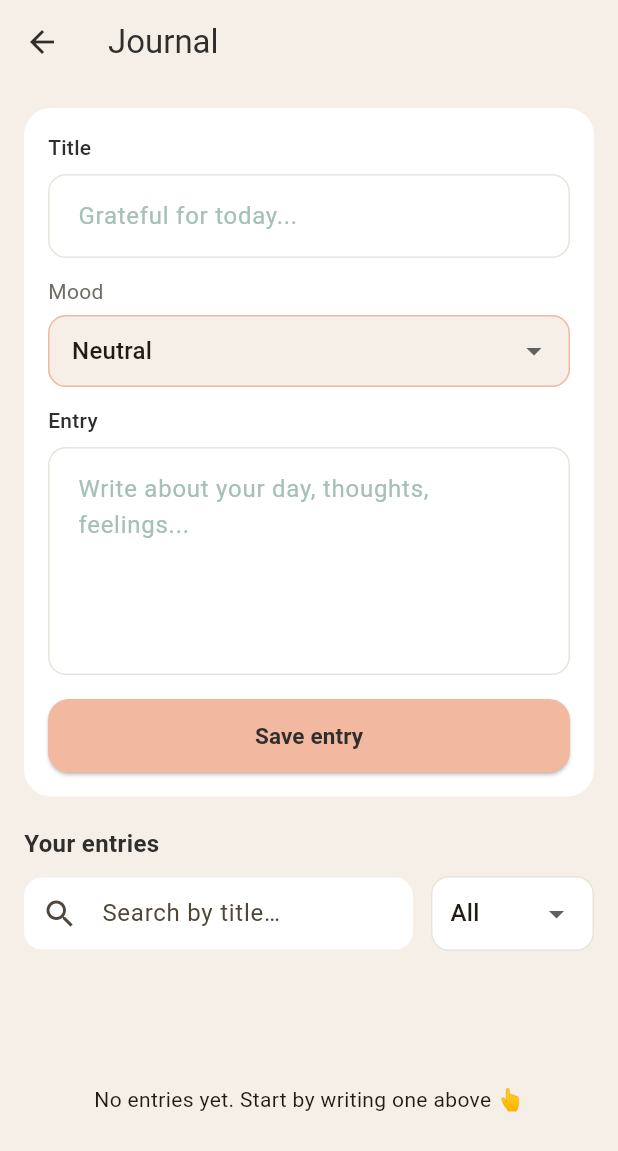
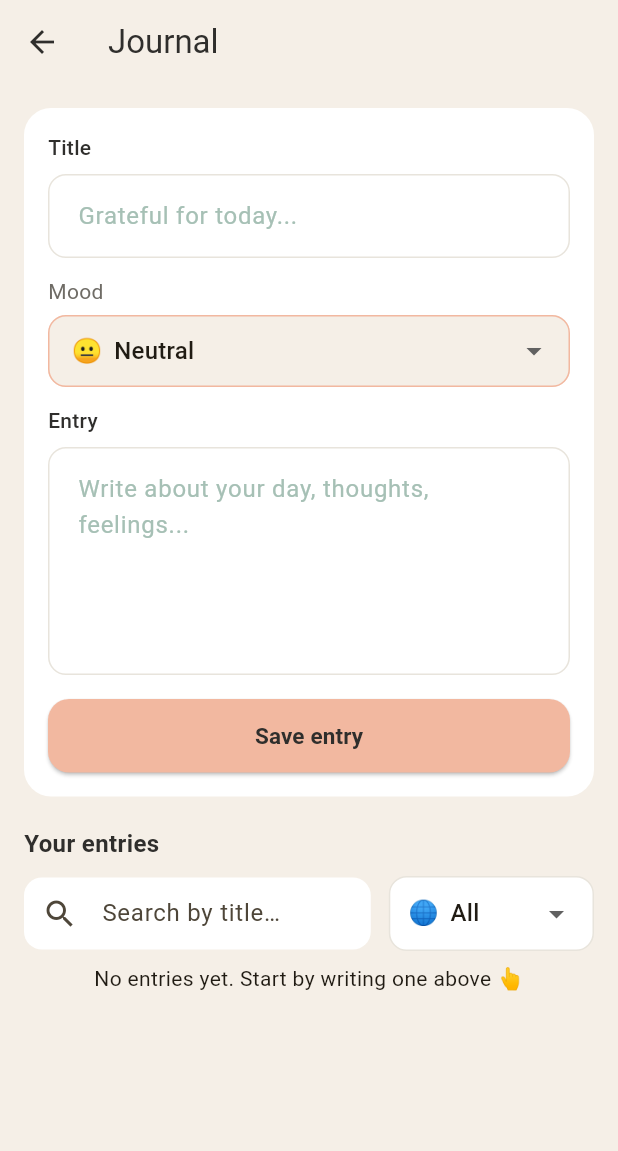
Before and after one commit to sunnypatell/csci4100u-aurora, a Flutter app: the JournalScreen screen opened directly, on a phone screen of 412 x 824 dp. Shown: the top 1151 px of the screen. Run offline on Flutter 3.47's test engine with Material 3 defaults, Android fonts, the phone set to English and light mode, and no system bars; our stand-ins replace cloud_firestore, firebase_auth, firebase_core; accounts and stored records are empty.

Commit message:
chore(journals): entry box overflow fixed, and page now scrollable, added emojis beside different moods

```diff
--- a/aurora_app/lib/screens/journal_screen.dart
+++ b/aurora_app/lib/screens/journal_screen.dart
@@ -61,6 +61,18 @@ class _JournalScreenState extends State<JournalScreen> {
     return DateFormat('MMM d, y • h:mm a').format(local);
   }
 
+  // Reusable mood item widget for dropdowns (emoji + label)
+  static Widget _moodItem(String emoji, String label) {
+    return Row(
+      mainAxisSize: MainAxisSize.min,
+      children: [
+        Text(emoji, style: const TextStyle(fontSize: 16)),
+        const SizedBox(width: 8),
+        Text(label),
+      ],
+    );
+  }
+
   @override
   void dispose() {
     _titleController.dispose();
@@ -118,9 +130,14 @@ class _JournalScreenState extends State<JournalScreen> {
         ),
         iconTheme: const IconThemeData(color: Color(0xFF2F2E2C)),
       ),
+      resizeToAvoidBottomInset: true,
       body: user == null
           ? const Center(child: Text('Please sign in to view your journal'))
-          : Column(
+          : SafeArea(
+              child: SingleChildScrollView(
+                keyboardDismissBehavior: ScrollViewKeyboardDismissBehavior.onDrag,
+                padding: EdgeInsets.only(bottom: MediaQuery.of(context).viewInsets.bottom + 24),
+                child: Column(
               children: [
                 // input card
                 Padding(
@@ -170,16 +187,16 @@ class _JournalScreenState extends State<JournalScreen> {
                             contentPadding:
                                 const EdgeInsets.symmetric(horizontal: 12),
                           ),
-                          items: const [
-                            DropdownMenuItem(value: 'neutral', child: Text('Neutral')),
-                            DropdownMenuItem(value: 'happy', child: Text('Happy')),
-                            DropdownMenuItem(value: 'sad', child: Text('Sad')),
-                            DropdownMenuItem(value: 'anxious', child: Text('Anxious')),
-                            DropdownMenuItem(value: 'angry', child: Text('Angry')),
-                            DropdownMenuItem(value: 'excited', child: Text('Excited')),
-                            DropdownMenuItem(value: 'calm', child: Text('Calm')),
-                            DropdownMenuItem(value: 'tired', child: Text('Tired')),
-                            DropdownMenuItem(value: 'grateful', child: Text('Grateful')),
+                          items: [
+                            DropdownMenuItem(value: 'neutral', child: _moodItem('😐','Neutral')),
+                            DropdownMenuItem(value: 'happy', child: _moodItem('😊','Happy')),
+                            DropdownMenuItem(value: 'sad', child: _moodItem('😢','Sad')),
+                            DropdownMenuItem(value: 'anxious', child: _moodItem('😰','Anxious')),
+                            DropdownMenuItem(value: 'angry', child: _moodItem('😠','Angry')),
+                            DropdownMenuItem(value: 'excited', child: _moodItem('🤩','Excited')),
+                            DropdownMenuItem(value: 'calm', child: _moodItem('😌','Calm')),
+                            DropdownMenuItem(value: 'tired', child: _moodItem('🥱','Tired')),
+                            DropdownMenuItem(value: 'grateful', child: _moodItem('🙏','Grateful')),
                           ],
                           onChanged: (val) {
                             if (val != null) {
@@ -294,17 +311,17 @@ class _JournalScreenState extends State<JournalScreen> {
                               ),
                               child: DropdownButton<String>(
                                 value: _filterMood,
-                                items: const [
-                                  DropdownMenuItem(value: 'all', child: Text('All')),
-                                  DropdownMenuItem(value: 'happy', child: Text('Happy')),
-                                  DropdownMenuItem(value: 'sad', child: Text('Sad')),
-                                  DropdownMenuItem(value: 'anxious', child: Text('Anxious')),
-                                  DropdownMenuItem(value: 'angry', child: Text('Angry')),
-                                  DropdownMenuItem(value: 'excited', child: Text('Excited')),
-                                  DropdownMenuItem(value: 'calm', child: Text('Calm')),
-                                  DropdownMenuItem(value: 'tired', child: Text('Tired')),
-                                  DropdownMenuItem(value: 'grateful', child: Text('Grateful')),
-                                  DropdownMenuItem(value: 'neutral', child: Text('Neutral')),
+                                items: [
+                                  DropdownMenuItem(value: 'all', child: _moodItem('🌐','All')),
+                                  DropdownMenuItem(value: 'happy', child: _moodItem('😊','Happy')),
+                                  DropdownMenuItem(value: 'sad', child: _moodItem('😢','Sad')),
+                                  DropdownMenuItem(value: 'anxious', child: _moodItem('😰','Anxious')),
+                                  DropdownMenuItem(value: 'angry', child: _moodItem('😠','Angry')),
+                                  DropdownMenuItem(value: 'excited', child: _moodItem('🤩','Excited')),
+                                  DropdownMenuItem(value: 'calm', child: _moodItem('😌','Calm')),
+                                  DropdownMenuItem(value: 'tired', child: _moodItem('🥱','Tired')),
+                                  DropdownMenuItem(value: 'grateful', child: _moodItem('🙏','Grateful')),
+                                  DropdownMenuItem(value: 'neutral', child: _moodItem('😐','Neutral')),
                                 ],
                                 onChanged: (v) => setState(() => _filterMood = v ?? 'all'),
                               ),
@@ -316,14 +333,16 @@ class _JournalScreenState extends State<JournalScreen> {
                   ),
                 ),
                 const SizedBox(height: 8),
-                Expanded(
-                  child: StreamBuilder<QuerySnapshot<Map<String, dynamic>>>(
+                // Entire page scrolls; list is non-scrollable inside
+                StreamBuilder<QuerySnapshot<Map<String, dynamic>>>(
                     stream: JournalService.instance.journalEntriesStream(),
                     builder: (context, snapshot) {
                       if (snapshot.connectionState ==
                           ConnectionState.waiting) {
-                        return const Center(
-                            child: CircularProgressIndicator());
+                        return const Padding(
+                          padding: EdgeInsets.only(top: 24.0, bottom: 40.0),
+                          child: Center(child: CircularProgressIndicator()),
+                        );
                       }
                       List<QueryDocumentSnapshot<Map<String, dynamic>>> docs = snapshot.data?.docs ?? [];
 
@@ -351,6 +370,8 @@ class _JournalScreenState extends State<JournalScreen> {
                         padding: const EdgeInsets.all(16),
                         itemCount: docs.length,
                         separatorBuilder: (_, __) => const SizedBox(height: 12),
+                        shrinkWrap: true,
+                        physics: const NeverScrollableScrollPhysics(),
                         itemBuilder: (context, index) {
                           final doc = docs[index];
                           final data = doc.data();
@@ -459,9 +480,10 @@ class _JournalScreenState extends State<JournalScreen> {
                       );
                     },
                   ),
-                ),
-              ],
+                ],
+              ),
             ),
+          ),
     );
   }
 
@@ -529,11 +551,16 @@ class _JournalScreenState extends State<JournalScreen> {
                   ),
                   contentPadding: const EdgeInsets.symmetric(horizontal: 12),
                 ),
-                items: const [
-                  DropdownMenuItem(value: 'neutral', child: Text('Neutral')),
-                  DropdownMenuItem(value: 'happy', child: Text('Happy')),
-                  DropdownMenuItem(value: 'sad', child: Text('Sad')),
-                  DropdownMenuItem(value: 'anxious', child: Text('Anxious')),
+                items: [
+                  DropdownMenuItem(value: 'neutral', child: _moodItem('😐','Neutral')),
+                  DropdownMenuItem(value: 'happy', child: _moodItem('😊','Happy')),
+                  DropdownMenuItem(value: 'sad', child: _moodItem('😢','Sad')),
+                  DropdownMenuItem(value: 'anxious', child: _moodItem('😰','Anxious')),
+                  DropdownMenuItem(value: 'angry', child: _moodItem('😠','Angry')),
+                  DropdownMenuItem(value: 'excited', child: _moodItem('🤩','Excited')),
+                  DropdownMenuItem(value: 'calm', child: _moodItem('😌','Calm')),
+                  DropdownMenuItem(value: 'tired', child: _moodItem('🥱','Tired')),
+                  DropdownMenuItem(value: 'grateful', child: _moodItem('🙏','Grateful')),
                 ],
                 onChanged: (val) => mood = val ?? 'neutral',
               ),
@@ -542,6 +569,9 @@ class _JournalScreenState extends State<JournalScreen> {
                 controller: contentCtrl,
                 label: 'Entry',
                 hintText: 'Update your thoughts...',
+                keyboardType: TextInputType.multiline,
+                minLines: 5,
+                maxLines: 12,
               ),
               const SizedBox(height: 16),
               SizedBox(
```
